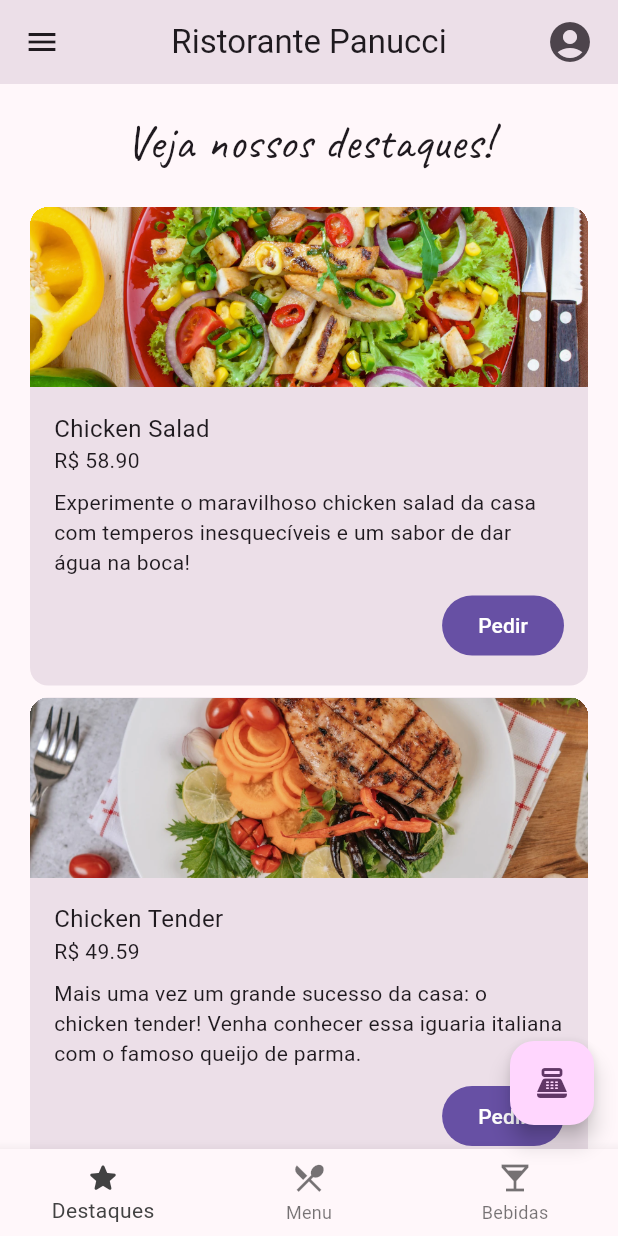
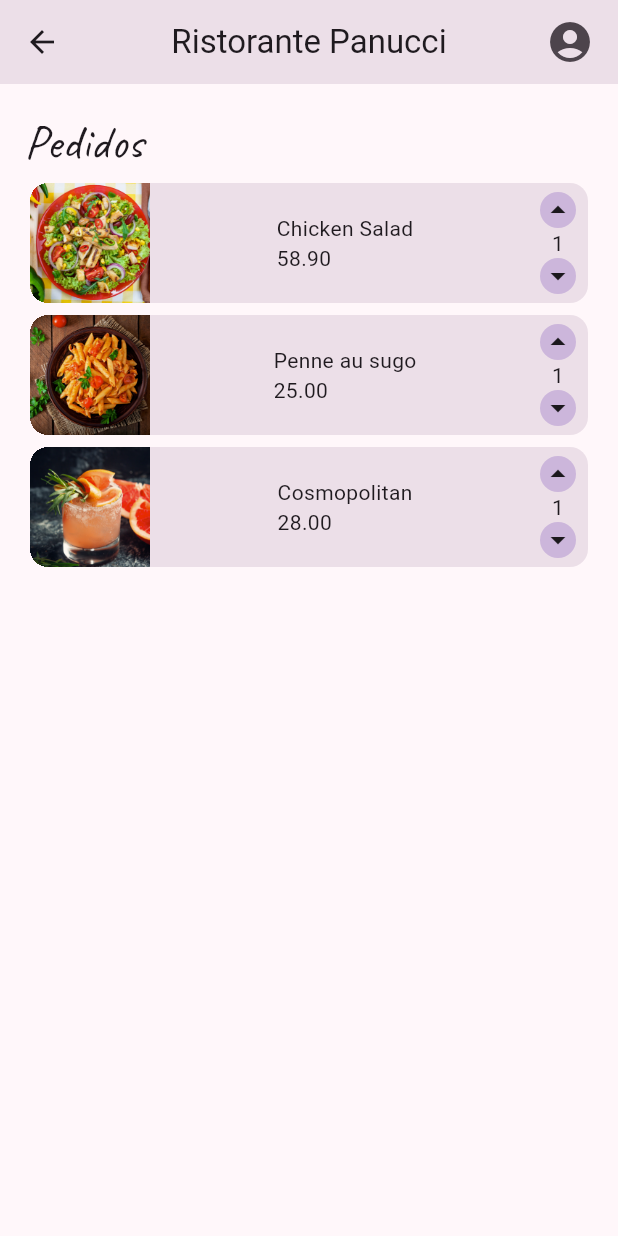
Before and after one commit to bath0ry/cardapio_app_study, a Flutter app: the screen it shows after launch, scrolled down 576 dp, after a tap on the "point of sale" icon, on a phone screen of 412 x 824 dp. Run offline on Flutter 3.47's test engine with Material 2 defaults, Android fonts, the phone set to English and light mode, and no system bars.

Commit message:
add order page/create scaffold to order/add order menu

```diff
--- a/lib/cardapio.dart
+++ b/lib/cardapio.dart
@@ -4,37 +4,43 @@ const List<Object> destaques = [
     "image": "$_imageInitialPath/chicken-salad.png",
     "name": "Chicken Salad",
     "price": "58.90",
-    "description": "Experimente o maravilhoso chicken salad da casa com temperos inesquecíveis e um sabor de dar água na boca!"
+    "description":
+        "Experimente o maravilhoso chicken salad da casa com temperos inesquecíveis e um sabor de dar água na boca!"
   },
   {
     "image": "$_imageInitialPath/chicken-tender.png",
     "name": "Chicken Tender",
     "price": "49.59",
-    "description": "Mais uma vez um grande sucesso da casa: o chicken tender! Venha conhecer essa iguaria italiana com o famoso queijo de parma."
+    "description":
+        "Mais uma vez um grande sucesso da casa: o chicken tender! Venha conhecer essa iguaria italiana com o famoso queijo de parma."
   },
   {
     "image": "$_imageInitialPath/cold-noodles.png",
     "name": "Cold Noodles",
     "price": "37.50",
-    "description": "Como nada antes visto aqui em nosso restaurante, um novo prato para matar a sua fome e vontade de experimentar algo novo"
+    "description":
+        "Como nada antes visto aqui em nosso restaurante, um novo prato para matar a sua fome e vontade de experimentar algo novo"
   },
   {
     "image": "$_imageInitialPath/hamburger-ink.png",
     "name": "Hamburger Ink",
     "price": "48.50",
-    "description": "Você pediu e nós ouvimos! Nosso hamburger de verão veio passar férias neste inverno aqui com a gente."
+    "description":
+        "Você pediu e nós ouvimos! Nosso hamburger de verão veio passar férias neste inverno aqui com a gente."
   },
   {
     "image": "$_imageInitialPath/lasagna-bolognese.jpg",
     "name": "Lasagna Bolognese",
     "price": "55.00",
-    "description": "Um clássico da culinária italiana para sua mesa. Chame sua família toda para apreciar essa massa macia e cheia de recheio, com aquele gostinho de infância."
+    "description":
+        "Um clássico da culinária italiana para sua mesa. Chame sua família toda para apreciar essa massa macia e cheia de recheio, com aquele gostinho de infância."
   },
   {
     "image": "$_imageInitialPath/shrimp-n-rice.png",
     "name": "Shrimp 'n rice",
     "price": "68.50",
-    "description": "O que dizer desse prato que mal conheço e considero pacas? Aquela porção bem grande de arroz com os melhores camarões da região!"
+    "description":
+        "O que dizer desse prato que mal conheço e considero pacas? Aquela porção bem grande de arroz com os melhores camarões da região!"
   }
 ];
 
@@ -79,11 +85,7 @@ const List<Object> comidas = [
     "name": "Steak Veggies",
     "price": "68.00"
   },
-  {
-    "image": "$_imageInitialPath/steak.png",
-    "name": "Steak",
-    "price": "68.00"
-  },
+  {"image": "$_imageInitialPath/steak.png", "name": "Steak", "price": "68.00"},
   {
     "image": "$_imageInitialPath/tapioca-taco.jpg",
     "name": "Tapioca Taco",
@@ -139,7 +141,6 @@ const List<Object> pedido = [
     "image": "$_imageInitialPath/chicken-salad.png",
     "name": "Chicken Salad",
     "price": "58.90",
-    "description": "Experimente o maravilhoso chicken salad da casa com temperos inesquecíveis e um sabor de dar água na boca!"
   },
   {
     "image": "$_imageInitialPath/penne-au-sugo.png",
--- a/lib/components/order_item.dart
+++ b/lib/components/order_item.dart
@@ -29,6 +29,8 @@ class _OrderItemState extends State<OrderItem> {
           Image(
             image: AssetImage(widget.imageURI),
             fit: BoxFit.cover,
+            height: 80,
+            width: 80,
           ),
           Padding(
             padding: const EdgeInsets.symmetric(horizontal: 16.0),
--- a/lib/screens/drinks_page.dart
+++ b/lib/screens/drinks_page.dart
@@ -26,7 +26,10 @@ class DrinksPage extends StatelessWidget {
           ),
           SliverGrid(
               gridDelegate: const SliverGridDelegateWithFixedCrossAxisCount(
-                  crossAxisCount: 2),
+                  crossAxisCount: 2,
+                  crossAxisSpacing: 8,
+                  mainAxisSpacing: 8,
+                  childAspectRatio: 158 / 194),
               delegate: SliverChildBuilderDelegate((context, index) {
                 return DrinkItem(
                     imageURI: drinksItem[index]['image'],
--- a/lib/screens/home.dart
+++ b/lib/screens/home.dart
@@ -3,6 +3,7 @@ import 'package:panucci_ristorante/components/main_drawer.dart';
 import 'package:panucci_ristorante/screens/drinks_page.dart';
 import 'package:panucci_ristorante/screens/highlights.dart';
 import 'package:panucci_ristorante/screens/menu_page.dart';
+import 'package:panucci_ristorante/screens/order_page.dart';
 import 'package:panucci_ristorante/themes/app_colors.dart';
 
 class Home extends StatefulWidget {
@@ -16,7 +17,12 @@ class _HomeState extends State<Home> {
   int _currentPage = 0;
   @override
   Widget build(BuildContext context) {
-    final List<Widget> pages = [HighLights(), MenuPage(), DrinksPage()];
+    final List<Widget> pages = [
+      HighLights(),
+      MenuPage(),
+      DrinksPage(),
+      OrderPage()
+    ];
     return Scaffold(
       appBar: AppBar(
         title: const Text("Ristorante Panucci"),
@@ -35,7 +41,7 @@ class _HomeState extends State<Home> {
       floatingActionButton: FloatingActionButton(
         onPressed: () {
           Navigator.push(context, MaterialPageRoute(builder: (context) {
-            return const Home();
+            return const OrderPage();
           }));
         },
         child: const Icon(Icons.point_of_sale),
--- /dev/null
+++ b/lib/screens/order_page.dart
@@ -0,0 +1,51 @@
+import 'package:flutter/material.dart';
+import 'package:flutter/src/widgets/container.dart';
+import 'package:flutter/src/widgets/framework.dart';
+import 'package:panucci_ristorante/cardapio.dart';
+import 'package:panucci_ristorante/components/order_item.dart';
+
+class OrderPage extends StatelessWidget {
+  const OrderPage({super.key});
+  final List orderItems = pedido;
+
+  @override
+  Widget build(BuildContext context) {
+    return Scaffold(
+      appBar: AppBar(
+        title: const Text("Ristorante Panucci"),
+        backgroundColor: Theme.of(context).colorScheme.surfaceVariant,
+        actions: const <Widget>[
+          Padding(
+            padding: EdgeInsets.symmetric(horizontal: 16.0),
+            child: Icon(
+              Icons.account_circle,
+              size: 32,
+            ),
+          )
+        ],
+        centerTitle: true,
+      ),
+      body: Padding(
+        padding: const EdgeInsets.fromLTRB(16, 16, 16, 16),
+        child: CustomScrollView(
+          slivers: [
+            SliverToBoxAdapter(
+              child: Text(
+                'Pedidos',
+                style: TextStyle(fontFamily: 'Caveat', fontSize: 32),
+                textAlign: TextAlign.left,
+              ),
+            ),
+            SliverList(
+                delegate: SliverChildBuilderDelegate(((context, index) {
+              return OrderItem(
+                  imageURI: orderItems[index]['image'],
+                  itemTitle: orderItems[index]['name'],
+                  itemPrice: orderItems[index]['price']);
+            }), childCount: orderItems.length))
+          ],
+        ),
+      ),
+    );
+  }
+}
```
Also changed, not shown: lib/components/counter_component.dart (+8 -4 lines), lib/components/drink_item.dart (+12 -5 lines), lib/components/main_drawer.dart (+6 -1 lines).
